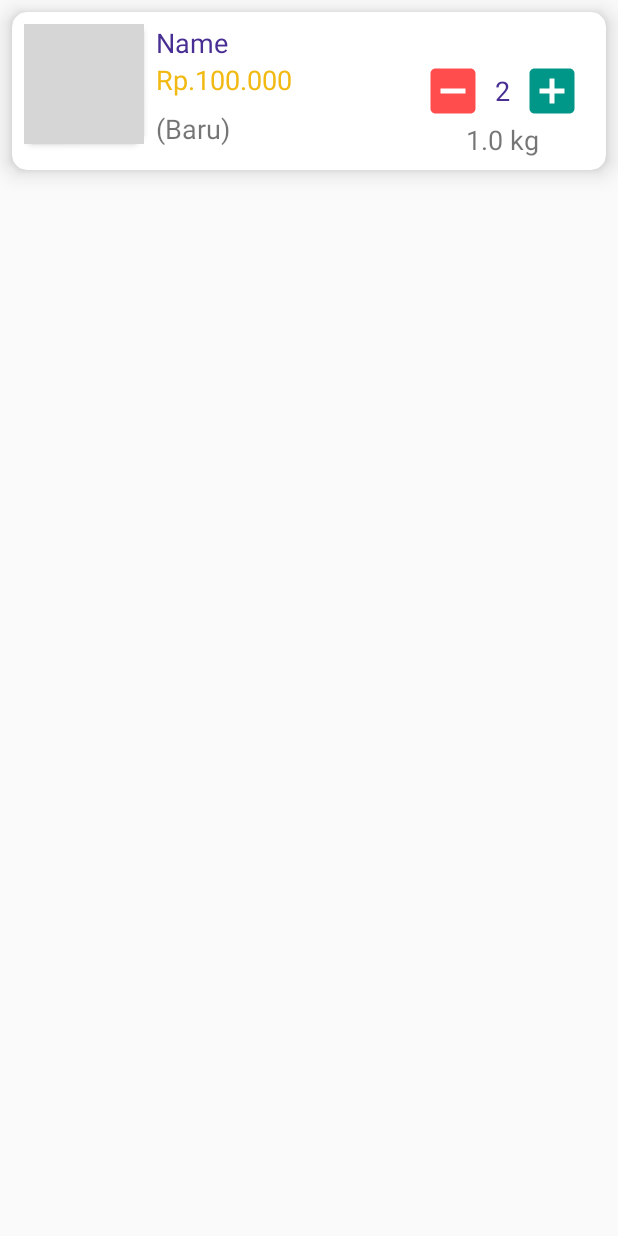
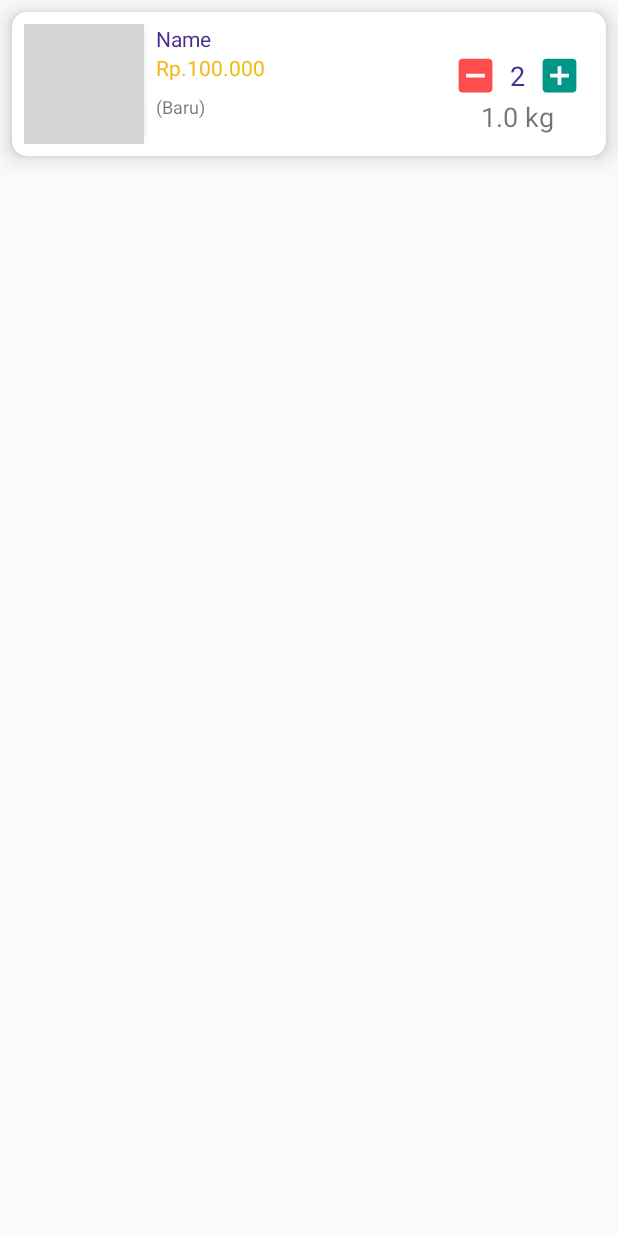
Before and after one commit to megamusfiva/twiscode, an Android app: the layout cart_item.xml on its own in the app's theme, with its tools: preview values and no code run, on a phone screen of 412 x 824 dp. Run offline under Robolectric (Android 15) with nearby library versions, the phone set to English and light mode, and no system bars; grey boxes are pictures that could not be loaded.

Commit message:
main core

```diff
--- a/app/src/main/res/layout/cart_item.xml
+++ b/app/src/main/res/layout/cart_item.xml
@@ -39,8 +39,8 @@
                 android:layout_width="match_parent"
                 android:layout_height="wrap_content"
                 android:textColor="@color/primary"
-                android:textSize="18sp"
-                tools:text="Name" />
+                android:textSize="14sp"
+                android:text="Name" />
 
             <LinearLayout
                 android:layout_width="match_parent"
@@ -53,64 +53,74 @@
                     android:layout_height="wrap_content"
                     android:orientation="vertical"
                     android:layout_weight="3">
-                    <TextView
-                        android:id="@+id/tv_price"
+                    <LinearLayout
                         android:layout_width="wrap_content"
                         android:layout_height="wrap_content"
-                        android:textColor="@color/secondary"
-                        android:textSize="18sp"
-                        tools:text="Rp.100.000" />
+                        android:orientation="horizontal">
+                        <TextView
+                            android:layout_width="wrap_content"
+                            android:layout_height="wrap_content"
+                            android:textColor="@color/secondary"
+                            android:textSize="14sp"
+                            android:text="@string/rp" />
+                        <TextView
+                            android:id="@+id/tv_price"
+                            android:layout_width="wrap_content"
+                            android:layout_height="wrap_content"
+                            android:textColor="@color/secondary"
+                            android:textSize="14sp"
+                            android:text="100.000" />
+                    </LinearLayout>
                     <TextView
                         android:id="@+id/tv_baru"
                         android:layout_marginTop="8dp"
                         android:layout_width="wrap_content"
                         android:layout_height="wrap_content"
-                        android:textSize="18sp"
-                        tools:text="(Baru)" />
+                        android:textSize="12sp"
+                        android:text="(Baru)" />
                 </LinearLayout>
 
                 <LinearLayout
                     android:layout_width="wrap_content"
                     android:layout_height="wrap_content"
                     android:orientation="vertical"
-                    android:gravity="center"
-                    android:layout_weight="1">
+                    android:gravity="center">
                     <LinearLayout
                         android:id="@+id/layout"
                         android:layout_width="wrap_content"
                         android:layout_height="wrap_content"
                         android:orientation="horizontal">
                         <ImageView
-                            android:id="@+id/tb_minus"
-                            android:layout_width="40dp"
-                            android:layout_height="40dp"
+                            android:id="@+id/btn_minus"
+                            android:layout_width="30dp"
+                            android:layout_height="30dp"
                             android:contentDescription="@string/poster"
                             android:scaleType="centerCrop"
-                            tools:src="@drawable/ic_baseline_indeterminate_check_box_24"/>
+                            android:src="@drawable/ic_baseline_indeterminate_check_box_24"/>
                         <TextView
                             android:id="@+id/tv_quantity"
-                            android:layout_marginEnd="8dp"
-                            android:layout_marginStart="8dp"
                             android:layout_width="wrap_content"
                             android:layout_height="wrap_content"
+                            android:layout_gravity="center"
+                            android:layout_marginStart="8dp"
+                            android:layout_marginEnd="8dp"
+                            android:text="2"
                             android:textColor="@color/primary"
-                            android:layout_gravity="center"
-                            android:textSize="18sp"
-                            tools:text="2" />
+                            android:textSize="18sp" />
                         <ImageView
-                            android:id="@+id/tb_add"
-                            android:layout_width="40dp"
-                            android:layout_height="40dp"
+                            android:id="@+id/btn_add"
+                            android:layout_width="30dp"
+                            android:layout_height="30dp"
                             android:contentDescription="@string/poster"
                             android:scaleType="centerCrop"
-                            tools:src="@drawable/ic_baseline_add_box_24"/>
+                            android:src="@drawable/ic_baseline_add_box_24"/>
                     </LinearLayout>
                     <TextView
                         android:id="@+id/tv_weight"
                         android:layout_width="wrap_content"
                         android:layout_height="wrap_content"
                         android:textSize="18sp"
-                        tools:text="1.0 kg" />
+                        android:text="1.0 kg" />
                 </LinearLayout>
             </LinearLayout>
         </LinearLayout>
--- a/app/src/main/res/menu/menu.xml
+++ b/app/src/main/res/menu/menu.xml
@@ -2,7 +2,7 @@
 <menu xmlns:android="http://schemas.android.com/apk/res/android"
     xmlns:app="http://schemas.android.com/apk/res-auto">
     <item android:id="@+id/cart"
-        android:title="Cart"
-        android:icon = "@drawable/ic_baseline_shopping_cart_24"
+        android:title="@string/cart"
+        app:actionLayout="@layout/cart_layout"
         app:showAsAction="always" />
 </menu>
--- a/app/src/main/res/values/strings.xml
+++ b/app/src/main/res/values/strings.xml
@@ -9,4 +9,6 @@
     <string name="ready_stock">READY STOCK</string>
     <string name="nama_user">nama user</string>
     <string name="halal">halal</string>
+    <string name="cart">Cart</string>
+    <string name="_0">0</string>
 </resources>
```
Also changed, not shown: app/build.gradle (+17 -6 lines), app/src/main/java/com/example/twiscode/CartActivity.kt (+41 -2 lines), app/src/main/java/com/example/twiscode/CartAdapter.kt (added, +92 -0 lines), app/src/main/java/com/example/twiscode/ItemAdapter.kt (+34 -38 lines), app/src/main/java/com/example/twiscode/MainActivity.kt (+64 -16 lines), app/src/main/java/com/example/twiscode/SharedPref.kt (added, +15 -0 lines), app/src/main/java/com/example/twiscode/room/Cart.kt (added, +30 -0 lines), app/src/main/java/com/example/twiscode/room/CartDao.kt (added, +27 -0 lines), app/src/main/java/com/example/twiscode/room/MyDatabase.kt (added, +29 -0 lines), app/src/main/res/drawable/rounded_textview.xml (added, +10 -0 lines), app/src/main/res/layout/activity_cart.xml (+22 -16 lines), app/src/main/res/layout/cart_layout.xml (added, +41 -0 lines).
